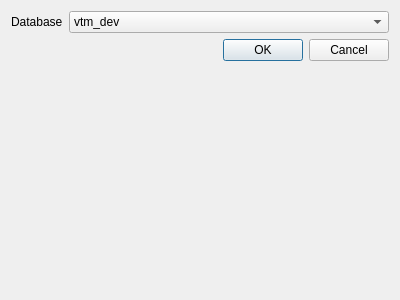
First picture: the form in ui/select_database.ui, repository dhlab-epfl/GlobalAtlas-qgis, before the edit.
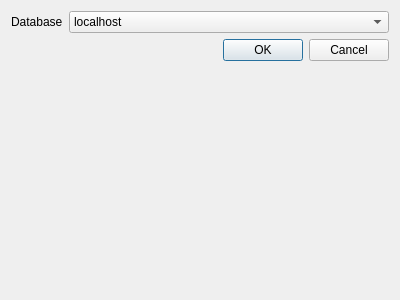
Second picture: the form after the edit.

Patch:
```diff
--- a/ui/select_database.ui
+++ b/ui/select_database.ui
@@ -25,7 +25,7 @@
     <widget class="QComboBox" name="comboBox">
      <item>
       <property name="text">
-       <string>vtm_dev</string>
+       <string>localhost</string>
       </property>
      </item>
      <item>
```
Left out of the diff: 7 changed lines with no effect on the pictures.
